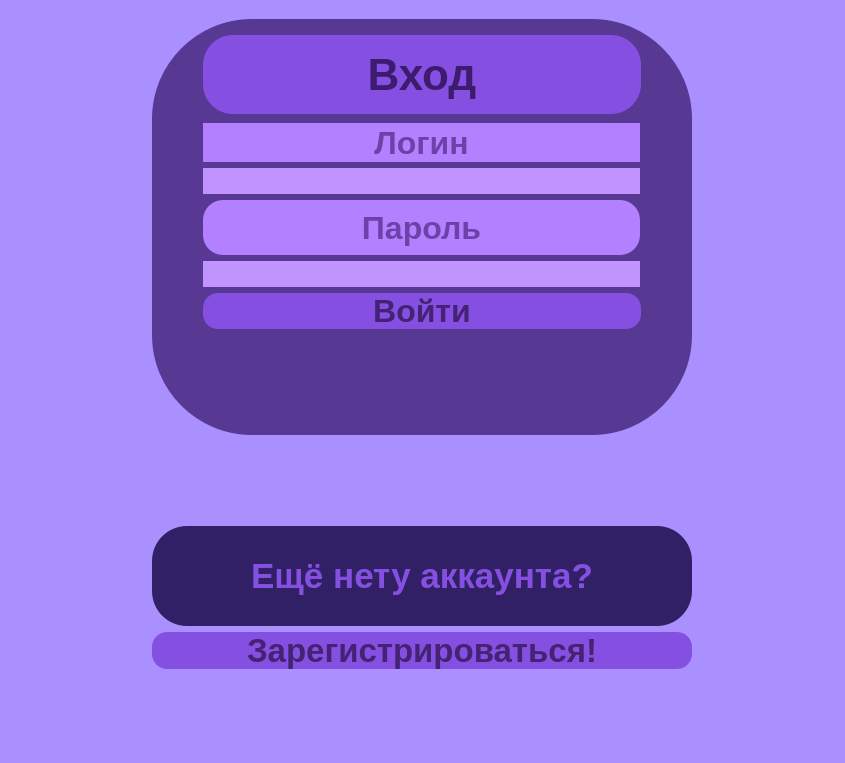
This is AutorisWindow/AutorisWindow.ui in EvelinComputer/LittleChat as Qt 5 draws it before an edit. The edited form follows.
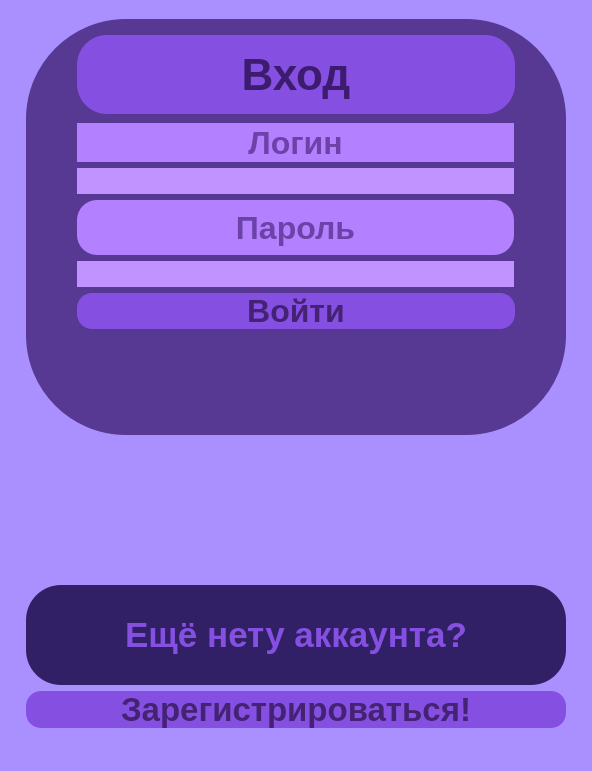
This is the edited form.

```diff
--- a/AutorisWindow/AutorisWindow.ui
+++ b/AutorisWindow/AutorisWindow.ui
@@ -6,8 +6,8 @@
    <rect>
     <x>0</x>
     <y>0</y>
-    <width>845</width>
-    <height>763</height>
+    <width>592</width>
+    <height>771</height>
    </rect>
   </property>
   <property name="windowTitle">
@@ -18,8 +18,34 @@
   </property>
   <widget class="QWidget" name="centralwidget">
    <layout class="QGridLayout" name="gridLayout">
-    <item row="5" column="0">
-     <spacer name="verticalSpacer_4">
+    <item row="3" column="0">
+     <widget class="QLabel" name="L_Error">
+      <property name="minimumSize">
+       <size>
+        <width>0</width>
+        <height>70</height>
+       </size>
+      </property>
+      <property name="font">
+       <font>
+        <pointsize>23</pointsize>
+        <weight>75</weight>
+        <bold>true</bold>
+       </font>
+      </property>
+      <property name="styleSheet">
+       <string notr="true"/>
+      </property>
+      <property name="text">
+       <string/>
+      </property>
+      <property name="alignment">
+       <set>Qt::AlignCenter</set>
+      </property>
+     </widget>
+    </item>
+    <item row="4" column="0">
+     <spacer name="verticalSpacer">
       <property name="orientation">
        <enum>Qt::Vertical</enum>
       </property>
@@ -291,7 +317,40 @@
       </layout>
      </widget>
     </item>
-    <item row="3" column="0">
+    <item row="7" column="0">
+     <widget class="QPushButton" name="B_ToReg">
+      <property name="font">
+       <font>
+        <pointsize>25</pointsize>
+        <weight>75</weight>
+        <bold>true</bold>
+       </font>
+      </property>
+      <property name="styleSheet">
+       <string notr="true">QPushButton{
+	background: rgb(133, 80, 226);
+	border-radius: 15px;
+	color:rgb(68, 34, 116);
+}
+
+QPushButton:hover{
+	background: rgb(47, 18, 98);
+	border-radius: 15px;
+	color:rgb(22, 7, 47)
+}
+
+QPushButton:pressed{
+	background: rgb(37, 18, 75);
+	border-radius: 20px;
+	color:rgb(141, 88, 221);
+}</string>
+      </property>
+      <property name="text">
+       <string>Зарегистрироваться!</string>
+      </property>
+     </widget>
+    </item>
+    <item row="6" column="0">
      <widget class="QLabel" name="L_YouHaventAcc">
       <property name="minimumSize">
        <size>
@@ -325,52 +384,6 @@
       </property>
      </widget>
     </item>
-    <item row="4" column="0">
-     <widget class="QPushButton" name="B_ToReg">
-      <property name="font">
-       <font>
-        <pointsize>25</pointsize>
-        <weight>75</weight>
-        <bold>true</bold>
-       </font>
-      </property>
-      <property name="styleSheet">
-       <string notr="true">QPushButton{
-	background: rgb(133, 80, 226);
-	border-radius: 15px;
-	color:rgb(68, 34, 116);
-}
-
-QPushButton:hover{
-	background: rgb(47, 18, 98);
-	border-radius: 15px;
-	color:rgb(22, 7, 47)
-}
-
-QPushButton:pressed{
-	background: rgb(37, 18, 75);
-	border-radius: 20px;
-	color:rgb(141, 88, 221);
-}</string>
-      </property>
-      <property name="text">
-       <string>Зарегистрироваться!</string>
-      </property>
-     </widget>
-    </item>
-    <item row="2" column="0">
-     <spacer name="verticalSpacer">
-      <property name="orientation">
-       <enum>Qt::Vertical</enum>
-      </property>
-      <property name="sizeHint" stdset="0">
-       <size>
-        <width>20</width>
-        <height>40</height>
-       </size>
-      </property>
-     </spacer>
-    </item>
     <item row="0" column="0">
      <spacer name="verticalSpacer_5">
       <property name="orientation">
@@ -387,6 +400,32 @@
       </property>
      </spacer>
     </item>
+    <item row="8" column="0">
+     <spacer name="verticalSpacer_4">
+      <property name="orientation">
+       <enum>Qt::Vertical</enum>
+      </property>
+      <property name="sizeHint" stdset="0">
+       <size>
+        <width>20</width>
+        <height>40</height>
+       </size>
+      </property>
+     </spacer>
+    </item>
+    <item row="2" column="0">
+     <spacer name="verticalSpacer_6">
+      <property name="orientation">
+       <enum>Qt::Vertical</enum>
+      </property>
+      <property name="sizeHint" stdset="0">
+       <size>
+        <width>20</width>
+        <height>40</height>
+       </size>
+      </property>
+     </spacer>
+    </item>
    </layout>
   </widget>
  </widget>
```
